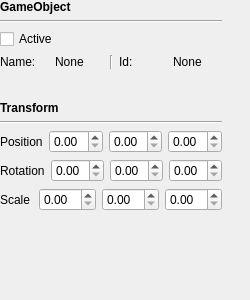
This is QT3DModelViewer/inspector.ui in cumus/QT-3D-Model-Viewer as Qt 5 draws it before an edit. The edited form follows.
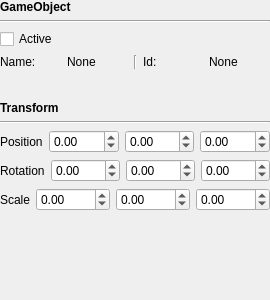
This is the edited form.

Commit message: Inspector! :sunrise_over_mountains:

The edit to the form file:
```diff
--- a/QT3DModelViewer/inspector.ui
+++ b/QT3DModelViewer/inspector.ui
@@ -6,19 +6,19 @@
    <rect>
     <x>0</x>
     <y>0</y>
-    <width>250</width>
+    <width>270</width>
     <height>300</height>
    </rect>
   </property>
   <property name="minimumSize">
    <size>
-    <width>250</width>
+    <width>270</width>
     <height>0</height>
    </size>
   </property>
   <property name="maximumSize">
    <size>
-    <width>250</width>
+    <width>270</width>
     <height>16777215</height>
    </size>
   </property>
@@ -30,7 +30,7 @@
     <rect>
      <x>0</x>
      <y>0</y>
-     <width>222</width>
+     <width>270</width>
      <height>311</height>
     </rect>
    </property>
@@ -150,13 +150,34 @@
        </widget>
       </item>
       <item>
-       <widget class="QDoubleSpinBox" name="positionX"/>
+       <widget class="QDoubleSpinBox" name="positionX">
+        <property name="minimum">
+         <double>-1000.000000000000000</double>
+        </property>
+        <property name="maximum">
+         <double>1000.000000000000000</double>
+        </property>
+       </widget>
       </item>
       <item>
-       <widget class="QDoubleSpinBox" name="positionY"/>
+       <widget class="QDoubleSpinBox" name="positionY">
+        <property name="minimum">
+         <double>-1000.000000000000000</double>
+        </property>
+        <property name="maximum">
+         <double>1000.000000000000000</double>
+        </property>
+       </widget>
       </item>
       <item>
-       <widget class="QDoubleSpinBox" name="positionZ"/>
+       <widget class="QDoubleSpinBox" name="positionZ">
+        <property name="minimum">
+         <double>-1000.000000000000000</double>
+        </property>
+        <property name="maximum">
+         <double>1000.000000000000000</double>
+        </property>
+       </widget>
       </item>
      </layout>
     </item>
@@ -170,13 +191,34 @@
        </widget>
       </item>
       <item>
-       <widget class="QDoubleSpinBox" name="rotationX"/>
+       <widget class="QDoubleSpinBox" name="rotationX">
+        <property name="minimum">
+         <double>-1000.000000000000000</double>
+        </property>
+        <property name="maximum">
+         <double>1000.000000000000000</double>
+        </property>
+       </widget>
       </item>
       <item>
-       <widget class="QDoubleSpinBox" name="rotationY"/>
+       <widget class="QDoubleSpinBox" name="rotationY">
+        <property name="minimum">
+         <double>-1000.000000000000000</double>
+        </property>
+        <property name="maximum">
+         <double>1000.000000000000000</double>
+        </property>
+       </widget>
       </item>
       <item>
-       <widget class="QDoubleSpinBox" name="rotationZ"/>
+       <widget class="QDoubleSpinBox" name="rotationZ">
+        <property name="minimum">
+         <double>-1000.000000000000000</double>
+        </property>
+        <property name="maximum">
+         <double>1000.000000000000000</double>
+        </property>
+       </widget>
       </item>
      </layout>
     </item>
@@ -190,13 +232,34 @@
        </widget>
       </item>
       <item>
-       <widget class="QDoubleSpinBox" name="scaleX"/>
+       <widget class="QDoubleSpinBox" name="scaleX">
+        <property name="minimum">
+         <double>-1000.000000000000000</double>
+        </property>
+        <property name="maximum">
+         <double>1000.000000000000000</double>
+        </property>
+       </widget>
       </item>
       <item>
-       <widget class="QDoubleSpinBox" name="scaleY"/>
+       <widget class="QDoubleSpinBox" name="scaleY">
+        <property name="minimum">
+         <double>-1000.000000000000000</double>
+        </property>
+        <property name="maximum">
+         <double>1000.000000000000000</double>
+        </property>
+       </widget>
       </item>
       <item>
-       <widget class="QDoubleSpinBox" name="scaleZ"/>
+       <widget class="QDoubleSpinBox" name="scaleZ">
+        <property name="minimum">
+         <double>-1000.000000000000000</double>
+        </property>
+        <property name="maximum">
+         <double>1000.000000000000000</double>
+        </property>
+       </widget>
       </item>
      </layout>
     </item>
```
The commit also changes 4 other files.
